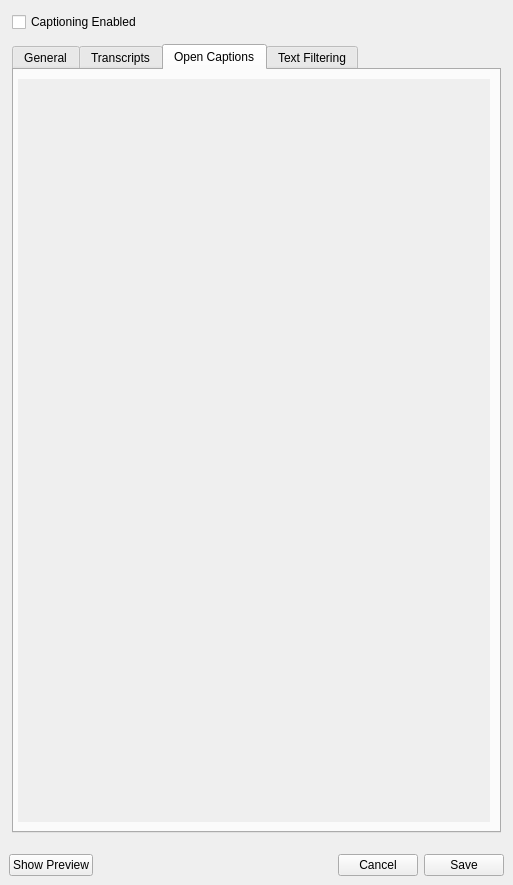
First picture: the form in src/ui/CaptionSettingsWidget.ui, repository ratwithacompiler/OBS-captions-plugin, before the edit.
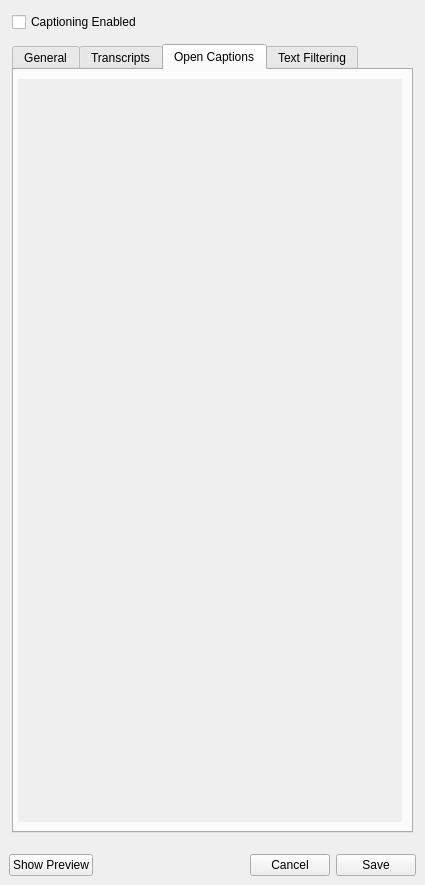
Second picture: the form after the edit. The open tabs and pages were chosen to show the change.

Commit message: CaptionSettingsWidget: reduce width a bit

Patch:
```diff
--- a/src/ui/CaptionSettingsWidget.ui
+++ b/src/ui/CaptionSettingsWidget.ui
@@ -6,7 +6,7 @@
    <rect>
     <x>0</x>
     <y>0</y>
-    <width>513</width>
+    <width>425</width>
     <height>885</height>
    </rect>
   </property>
@@ -60,7 +60,7 @@
        <rect>
         <x>0</x>
         <y>0</y>
-        <width>513</width>
+        <width>425</width>
         <height>841</height>
        </rect>
       </property>
@@ -1208,7 +1208,7 @@
                <rect>
                 <x>0</x>
                 <y>0</y>
-                <width>467</width>
+                <width>379</width>
                 <height>745</height>
                </rect>
               </property>
```
